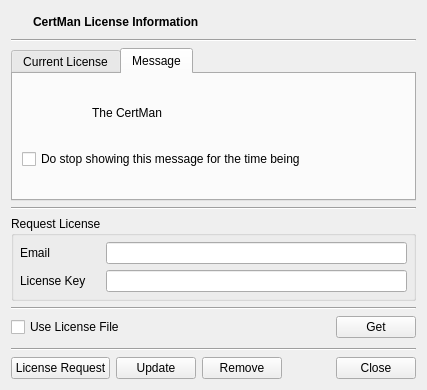
Before: the Qt Designer form CertMan/lcn_info_dlg.ui in jykim74/CertMan, drawn with Qt 5.
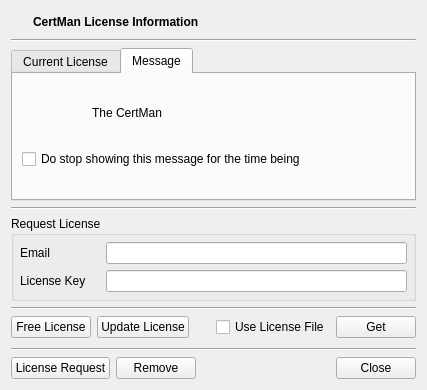
After: the same form once the commit is applied. The open tabs and pages were chosen to show the change. Icons and pictures are not drawn.

Commit message: Free License 가져오기 추가

The edit to the form file:
```diff
--- a/CertMan/lcn_info_dlg.ui
+++ b/CertMan/lcn_info_dlg.ui
@@ -381,6 +381,19 @@
    <item>
     <layout class="QGridLayout" name="gridLayout_3">
      <item row="0" column="2">
+      <spacer name="horizontalSpacer_2">
+       <property name="orientation">
+        <enum>Qt::Horizontal</enum>
+       </property>
+       <property name="sizeHint" stdset="0">
+        <size>
+         <width>40</width>
+         <height>20</height>
+        </size>
+       </property>
+      </spacer>
+     </item>
+     <item row="0" column="5">
       <widget class="QPushButton" name="mGetBtn">
        <property name="text">
         <string>Get</string>
@@ -388,6 +401,13 @@
       </widget>
      </item>
      <item row="0" column="0">
+      <widget class="QPushButton" name="mFreeBtn">
+       <property name="text">
+        <string>Free License</string>
+       </property>
+      </widget>
+     </item>
+     <item row="0" column="3">
       <widget class="QCheckBox" name="mUseFileCheck">
        <property name="text">
         <string>Use License File</string>
@@ -395,17 +415,11 @@
       </widget>
      </item>
      <item row="0" column="1">
-      <spacer name="horizontalSpacer_2">
-       <property name="orientation">
-        <enum>Qt::Horizontal</enum>
+      <widget class="QPushButton" name="mUpdateBtn">
+       <property name="text">
+        <string>Update License</string>
        </property>
-       <property name="sizeHint" stdset="0">
-        <size>
-         <width>40</width>
-         <height>20</height>
-        </size>
-       </property>
-      </spacer>
+      </widget>
      </item>
     </layout>
    </item>
@@ -438,13 +452,6 @@
        </property>
       </widget>
      </item>
-     <item row="0" column="1">
-      <widget class="QPushButton" name="mUpdateBtn">
-       <property name="text">
-        <string>Update</string>
-       </property>
-      </widget>
-     </item>
      <item row="0" column="2">
       <widget class="QPushButton" name="mRemoveBtn">
        <property name="text">
```
Left out of the diff: 3 changed lines with no effect on the pictures. The commit also changes 4 other files.
